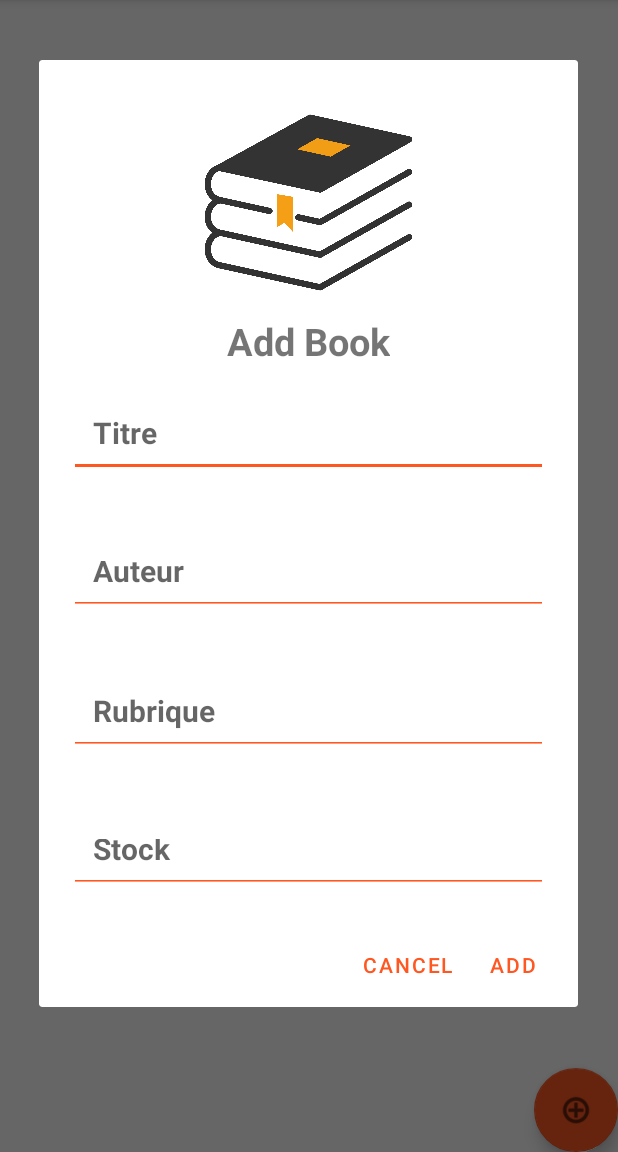
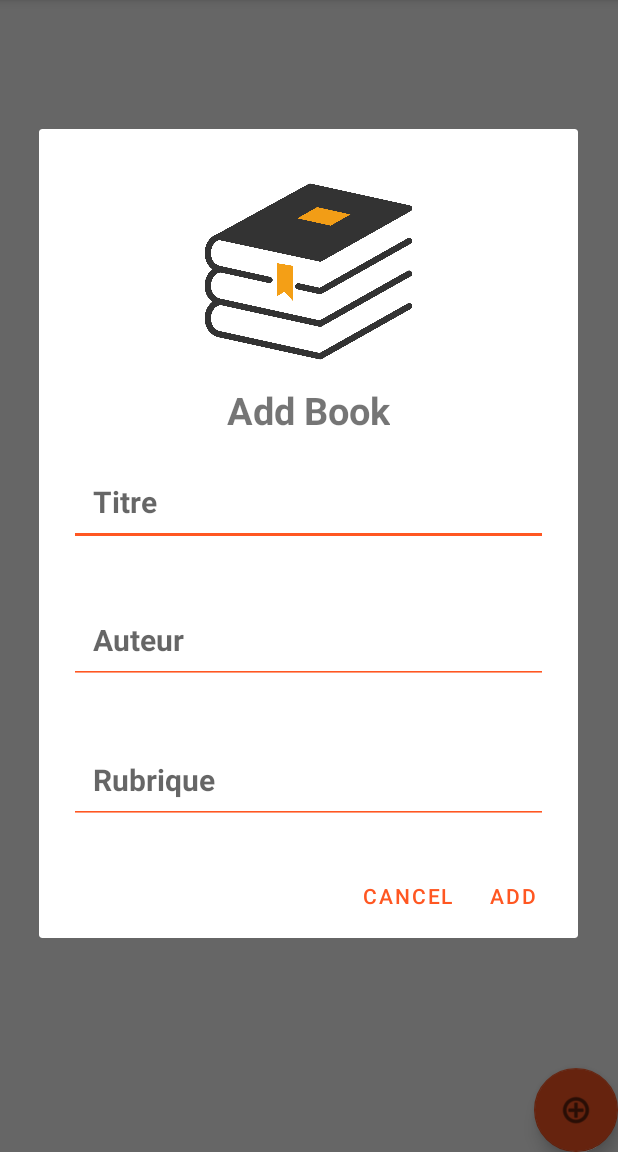
Before and after one commit to asmaTriki123/android, an Android app: the MainActivity2 screen opened directly, with no data from a screen before it, after a tap on an icon or button, on a phone screen of 412 x 824 dp, the part 84-1236 px from its top. Run offline under Robolectric (Android 15) with nearby library versions, the phone set to English and light mode, and no system bars.

Commit message:
init app

```diff
--- a/app/src/main/res/layout/livre_add.xml
+++ b/app/src/main/res/layout/livre_add.xml
@@ -71,23 +71,7 @@
 
 
 
-    <EditText
-        android:id="@+id/edit_stock"
-        android:layout_width="match_parent"
-        android:layout_height="52dp"
-        android:layout_margin="20dp"
-        android:layout_marginStart="32dp"
-        android:layout_marginTop="16dp"
-        android:layout_marginEnd="32dp"
-        android:backgroundTint="@color/teal_700"
 
-
-        android:drawablePadding="16dp"
-        android:textStyle="bold"
-        android:textSize="20dp"
-        android:ems="10"
-        android:hint="Stock"
-        android:padding="16dp"></EditText>
 
 
 
```
